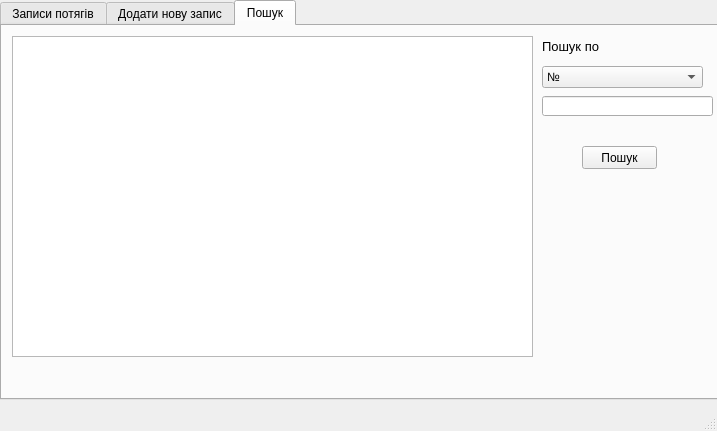
Qt form mainwindow.ui (MyNameIsLiza/Qt_P5) before a commit.
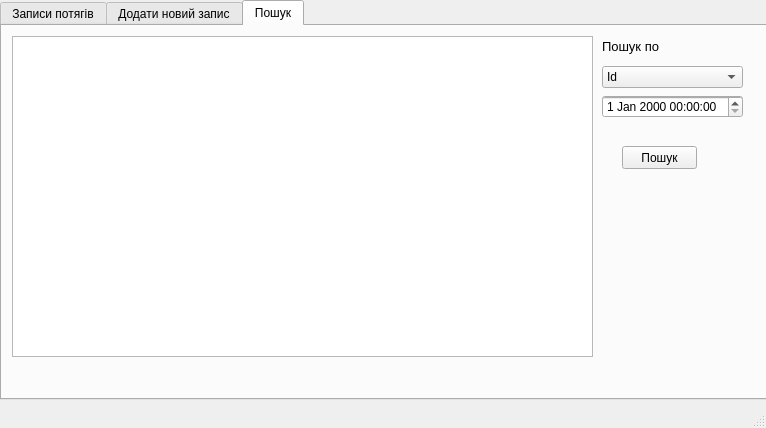
The same form after that commit. The open tabs and pages were chosen to show the change.

What changed in the file:
```diff
--- a/mainwindow.ui
+++ b/mainwindow.ui
@@ -6,8 +6,8 @@
    <rect>
     <x>0</x>
     <y>0</y>
-    <width>717</width>
-    <height>431</height>
+    <width>766</width>
+    <height>428</height>
    </rect>
   </property>
   <property name="windowTitle">
@@ -19,7 +19,7 @@
      <rect>
       <x>0</x>
       <y>0</y>
-      <width>720</width>
+      <width>771</width>
       <height>400</height>
      </rect>
     </property>
@@ -156,7 +156,7 @@
     </widget>
     <widget class="QWidget" name="tab_2">
      <attribute name="title">
-      <string>Додати нову запис</string>
+      <string>Додати новий запис</string>
      </attribute>
      <widget class="QLabel" name="label_3">
       <property name="geometry">
@@ -339,7 +339,7 @@
      <widget class="QPushButton" name="pushButton_2">
       <property name="geometry">
        <rect>
-        <x>580</x>
+        <x>620</x>
         <y>120</y>
         <width>75</width>
         <height>23</height>
@@ -354,7 +354,7 @@
        <rect>
         <x>10</x>
         <y>10</y>
-        <width>521</width>
+        <width>581</width>
         <height>321</height>
        </rect>
       </property>
@@ -362,9 +362,9 @@
      <widget class="QLabel" name="label_5">
       <property name="geometry">
        <rect>
-        <x>540</x>
+        <x>600</x>
         <y>10</y>
-        <width>101</width>
+        <width>81</width>
         <height>21</height>
        </rect>
       </property>
@@ -380,9 +380,9 @@
      <widget class="QLineEdit" name="lineEdit_5">
       <property name="geometry">
        <rect>
-        <x>540</x>
+        <x>600</x>
         <y>70</y>
-        <width>171</width>
+        <width>141</width>
         <height>20</height>
        </rect>
       </property>
@@ -395,9 +395,9 @@
      <widget class="QComboBox" name="comboBox">
       <property name="geometry">
        <rect>
-        <x>540</x>
+        <x>600</x>
         <y>40</y>
-        <width>161</width>
+        <width>141</width>
         <height>22</height>
        </rect>
       </property>
@@ -405,11 +405,16 @@
        <enum>Qt::DefaultContextMenu</enum>
       </property>
       <property name="currentText">
-       <string>№</string>
+       <string>Id</string>
       </property>
       <property name="placeholderText">
        <string/>
       </property>
+      <item>
+       <property name="text">
+        <string>Id</string>
+       </property>
+      </item>
       <item>
        <property name="text">
         <string>№</string>
@@ -436,6 +441,16 @@
        </property>
       </item>
      </widget>
+     <widget class="QDateTimeEdit" name="dateTimeEdit_3">
+      <property name="geometry">
+       <rect>
+        <x>600</x>
+        <y>70</y>
+        <width>141</width>
+        <height>22</height>
+       </rect>
+      </property>
+     </widget>
     </widget>
    </widget>
   </widget>
```
Left out of the diff: 27 changed lines with no effect on the pictures.
